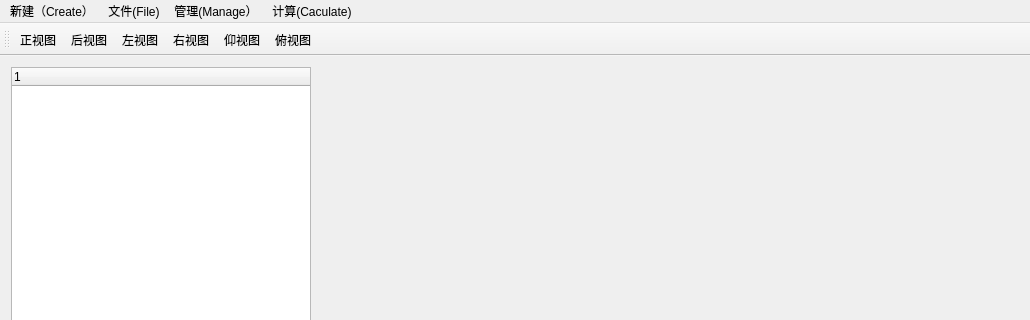
Before: the Qt Designer form TW/InterFace.ui in Shixuku/Tower-Visual, drawn with Qt 5; both pictures show x 0 to 1030 and y 0 to 320 of the 1030 by 820 pixel window.
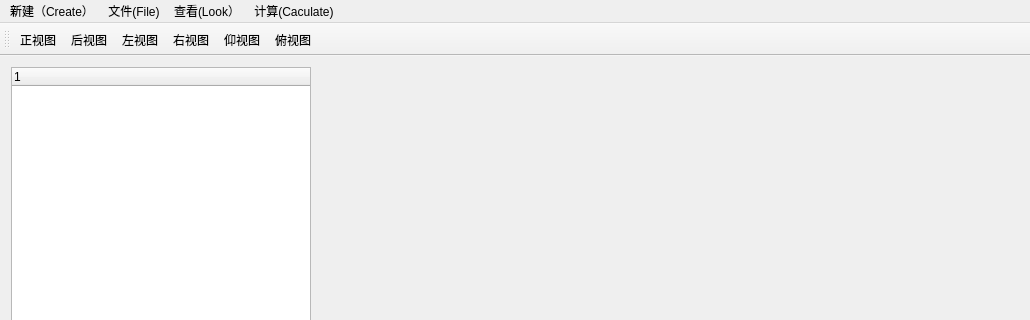
After: the same form once the commit is applied. Icons and pictures are not drawn.

Patch:
```diff
--- a/TW/InterFace.ui
+++ b/TW/InterFace.ui
@@ -66,7 +66,7 @@
    </widget>
    <widget class="QMenu" name="menu_View">
     <property name="title">
-     <string>管理(Manage）</string>
+     <string>查看(Look）</string>
     </property>
     <addaction name="actionMpart"/>
     <addaction name="actionMinstance"/>
```
